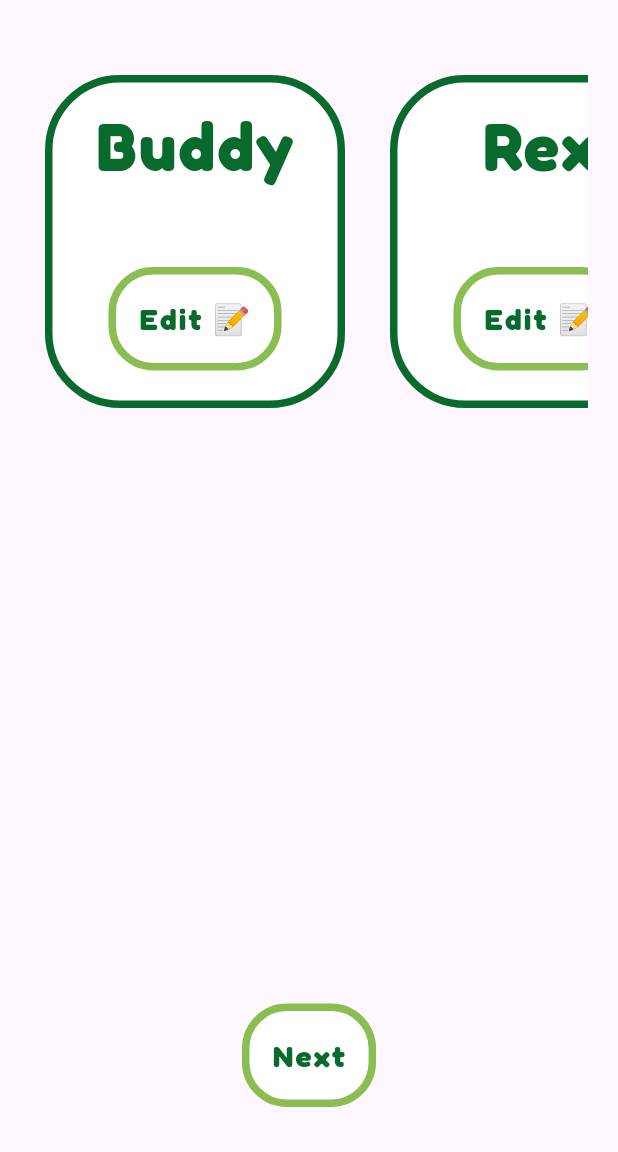
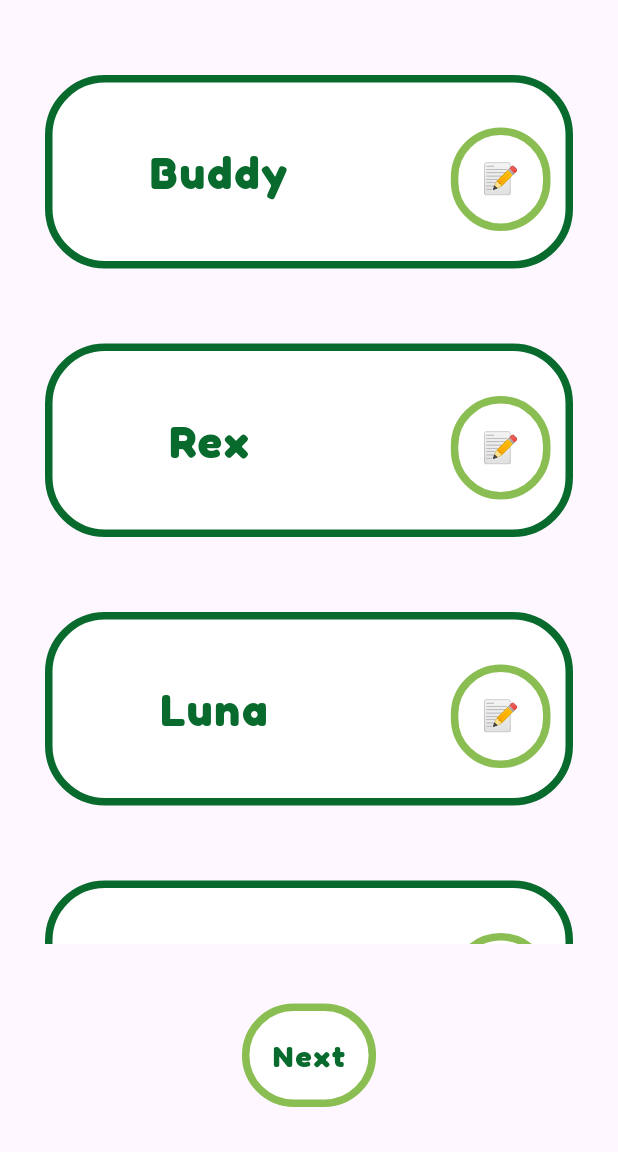
Before and after one commit to Gilad1016/FetchFriends, a Flutter app: the LandingPage screen opened by its route, after a tap on "Join app", on a phone screen of 412 x 824 dp, the part 84-1236 px from its top. Run offline on Flutter 3.47's test engine with Material 3 defaults, Android fonts, the phone set to English and light mode, and no system bars; our stand-ins replace go_router, image_picker, pocketbase, shared_preferences; accounts and stored records are empty.

Commit message:
change design quite a lot in dog

```diff
--- a/lib/common/widgets/custom_button.dart
+++ b/lib/common/widgets/custom_button.dart
@@ -23,7 +23,7 @@ class CustomButton extends StatelessWidget {
           padding: const EdgeInsets.all(20),
           backgroundColor: Colors.white,
           shape: RoundedRectangleBorder(
-            borderRadius: BorderRadius.circular(30),
+            borderRadius: BorderRadius.circular(50),
             side: const BorderSide(
               color: AppColors.accentColor, // Border color
               width: 5, // Outline width
--- /dev/null
+++ b/lib/dog_management/add_dog_button.dart
@@ -0,0 +1,33 @@
+import 'package:flutter/material.dart';
+
+class AddDogButton extends StatelessWidget {
+  final Future<void> Function() onPressed;
+
+  const AddDogButton({required this.onPressed, super.key});
+
+  @override
+  Widget build(BuildContext context) {
+    return GestureDetector(
+      onTap: onPressed,
+      child: Container(
+        margin: const EdgeInsets.symmetric(vertical: 20),
+        padding: const EdgeInsets.symmetric(vertical: 30),
+        decoration: BoxDecoration(
+          color: Colors.grey.shade200,
+          borderRadius: BorderRadius.circular(40),
+          border: Border.all(
+            color: Colors.grey,
+            width: 4,
+          ),
+        ),
+        child: const Center(
+          child: Icon(
+            Icons.add,
+            size: 50,
+            color: Colors.grey,
+          ),
+        ),
+      ),
+    );
+  }
+}
--- a/lib/dog_management/dog_card.dart
+++ b/lib/dog_management/dog_card.dart
@@ -18,39 +18,37 @@ class DogCard extends StatelessWidget {
   @override
   Widget build(BuildContext context) {
     return Container(
-      width: 200,
       margin: const EdgeInsets.only(top: 20, bottom: 10),
       padding: const EdgeInsets.all(10),
       decoration: BoxDecoration(
         color: Colors.white,
-        borderRadius: BorderRadius.circular(50),
+        borderRadius: BorderRadius.circular(40),
         border: Border.all(
           color: AppColors.primaryColor,
           width: 5,
         ),
       ),
-      child: Column(
+      child: Row(
         mainAxisAlignment: MainAxisAlignment.spaceBetween,
         crossAxisAlignment: CrossAxisAlignment.center,
         children: [
+          if(dogItem.imageUrl != null)
+              CircleAvatar(
+            backgroundImage: NetworkImage(dogItem.imageUrl!),
+            minRadius: 100,
+            maxRadius: 100,
+          ),
+          const SizedBox(height: 20),
           Text(
             dogItem.name,
             style: const TextStyle(
-              fontSize: 44,
+              fontSize: 30,
               fontWeight: FontWeight.bold,
               letterSpacing: 1.5,
               color: AppColors.primaryColor, // Text color
             ),
           ),
           const SizedBox(height: 10),
-          (dogItem.imageUrl != null)
-              ? CircleAvatar(
-            backgroundImage: NetworkImage(dogItem.imageUrl!),
-            minRadius: 100,
-            maxRadius: 100,
-          )
-              : const SizedBox(width: 50), // Placeholder if no image
-          const SizedBox(height: 20),
           // Add conditional widget for pencil emoji if isEditable
           if (onEditPressed != null)
             Row(
@@ -63,7 +61,7 @@ class DogCard extends StatelessWidget {
                       builder: (BuildContext context) => DogCreateOrUpdate(dogItem: dogItem),
                     );
                   },
-                  text: 'Edit 📝',
+                  text: '📝',
                 ),
               ],
             ),
--- a/lib/dog_management/dog_management.dart
+++ b/lib/dog_management/dog_management.dart
@@ -1,6 +1,5 @@
 import 'dart:io';
 
-import 'package:Fetch/dog_management/dog_provider.dart';
 import 'package:flutter/material.dart';
 import 'package:provider/provider.dart';
 
@@ -9,6 +8,9 @@ import '../common/widgets/custom_button.dart';
 import 'dog_card.dart';
 import 'dog_item.dart';
 import '../common/widgets/top_bar/app_bar.dart';
+import 'dog_create_or_update.dart';
+import 'add_dog_button.dart';
+import 'dog_provider.dart';
 
 class DogMngPage extends StatefulWidget {
   const DogMngPage({super.key});
@@ -29,18 +31,10 @@ class _DogMngPageState extends State<DogMngPage> {
     super.initState();
     _appProvider = Provider.of<AppStateProvider>(context, listen: false);
     _dogProvider = Provider.of<DogProvider>(context, listen: false);
-    _dogItems.add(DogItem(
-      name: 'Buddy',
-    ));
-    _dogItems.add(DogItem(
-      name: 'Rex',
-    ));
-    _dogItems.add(DogItem(
-      name: 'Luna',
-    ));
-    _dogItems.add(DogItem(
-      name: 'Max',
-    ));
+    _dogItems.add(DogItem(name: 'Buddy'));
+    _dogItems.add(DogItem(name: 'Rex'));
+    _dogItems.add(DogItem(name: 'Luna'));
+    _dogItems.add(DogItem(name: 'Max'));
   }
 
   @override
@@ -50,20 +44,34 @@ class _DogMngPageState extends State<DogMngPage> {
   }
 
   void _onCreateNewDog(DogItem dog) {
-    _dogItems.add(dog);
+    setState(() {
+      _dogItems.add(dog);
+    });
     // _dogProvider.addDog(dog);
+  }
+
+  Future<void> _showCreateOrUpdateDogDialog() async {
+    final newDog = await showDialog<DogItem>(
+      context: context,
+      builder: (context) => const DogCreateOrUpdate(),
+    );
+
+    if (newDog != null) {
+      _onCreateNewDog(newDog);
+    }
   }
 
   @override
   Widget build(BuildContext context) {
     return Scaffold(
       appBar: const CustomAppBar(titleText: 'Dogies'),
-        body: Padding(
-          padding: const EdgeInsets.all(20),
-          child: Column(children: [
+      body: Padding(
+        padding: const EdgeInsets.all(20),
+        child: Column(
+          mainAxisAlignment: MainAxisAlignment.center,
+          children: [
             Expanded(
               child: SingleChildScrollView(
-                scrollDirection: Axis.horizontal,
                 child: Wrap(
                   spacing: 10, // To add space between each widget
                   children: [
@@ -77,6 +85,12 @@ class _DogMngPageState extends State<DogMngPage> {
                           },
                         ),
                       ),
+                    Padding(
+                      padding: const EdgeInsets.all(10),
+                      child: AddDogButton(
+                        onPressed: _showCreateOrUpdateDogDialog,
+                      ),
+                    ),
                   ],
                 ),
               ),
@@ -91,8 +105,9 @@ class _DogMngPageState extends State<DogMngPage> {
                 },
               ),
             ),
-          ]),
-        )
+          ],
+        ),
+      ),
     );
   }
 }
```
